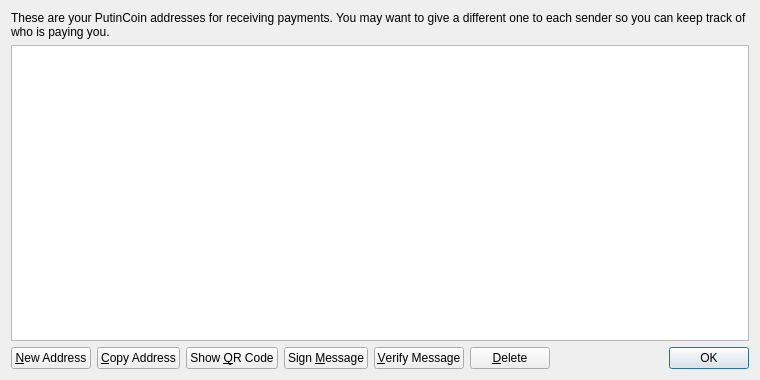
Old version of the form src/qt/forms/addressbookpage.ui in the repository PutinCoinPUT/PutinCoin.
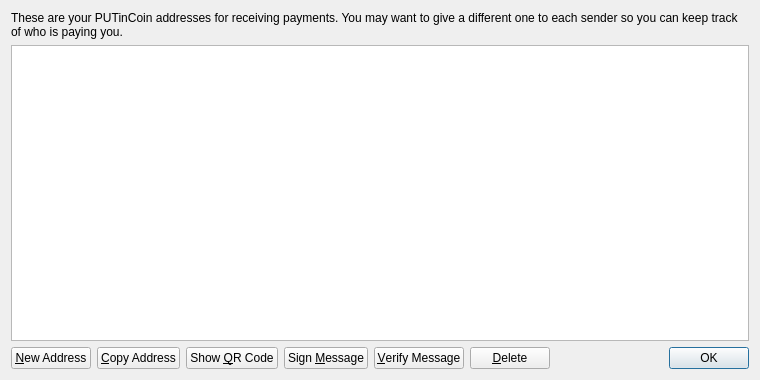
New version of the form. Icons and pictures are not drawn.

Diff of the .ui file:
```diff
--- a/src/qt/forms/addressbookpage.ui
+++ b/src/qt/forms/addressbookpage.ui
@@ -17,7 +17,7 @@
    <item>
     <widget class="QLabel" name="labelExplanation">
      <property name="text">
-      <string>These are your PutinCoin addresses for receiving payments. You may want to give a different one to each sender so you can keep track of who is paying you.</string>
+      <string>These are your PUTinCoin addresses for receiving payments. You may want to give a different one to each sender so you can keep track of who is paying you.</string>
      </property>
      <property name="textFormat">
       <enum>Qt::PlainText</enum>
```
Left out of the diff: 4 changed lines with no effect on the pictures.
